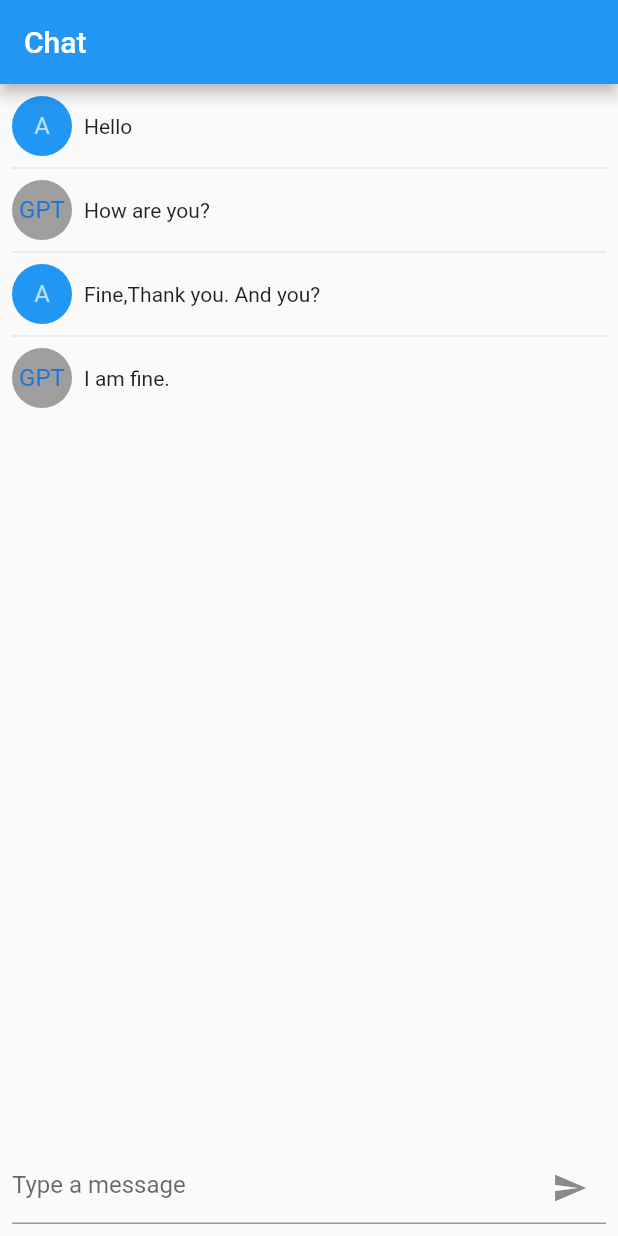
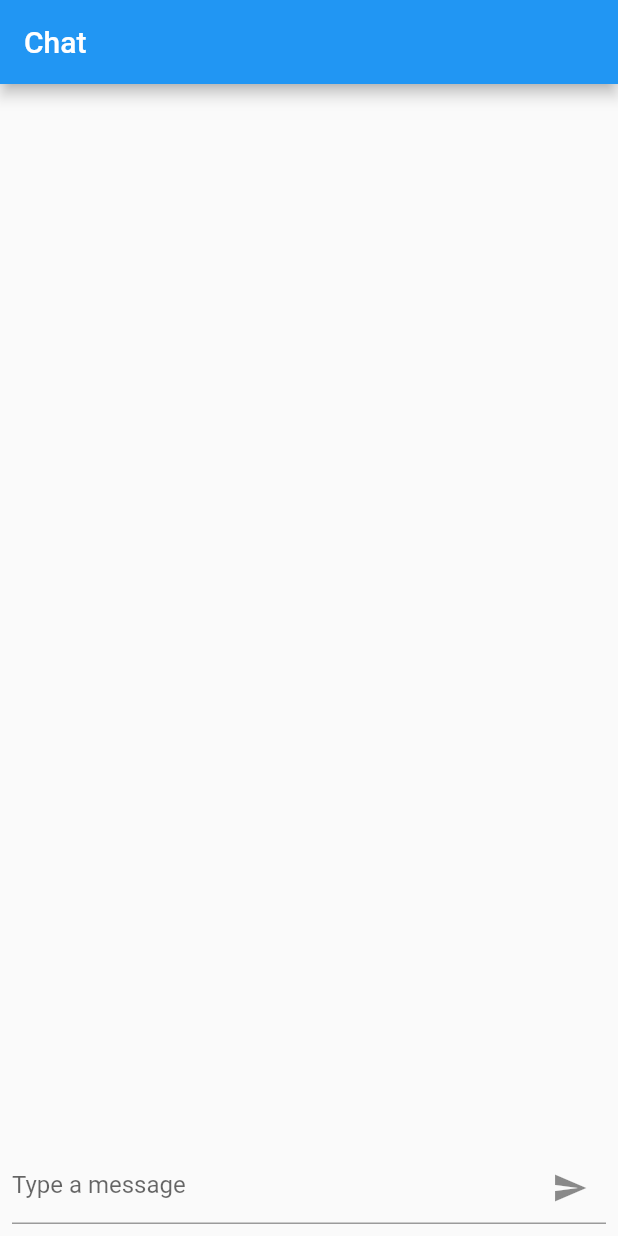
Before and after one commit to lemoye622/chatgpt, a Flutter app: the screen it shows after launch, on a phone screen of 412 x 824 dp. Run offline on Flutter 3.47's test engine with Material 2 defaults, Android fonts, the phone set to English and light mode, and no system bars; our stand-ins replace hooks_riverpod; missing offline and left inert: dart:js.

Commit message:
feat: 使用 Riverpod 状态管理聊天消息

```diff
--- /dev/null
+++ b/lib/states/message_state.dart
@@ -0,0 +1,21 @@
+import '../models/message.dart';
+import 'package:hooks_riverpod/hooks_riverpod.dart';
+
+
+// StateNotifierProvider 是 Riverpod 里面提供的支持更复杂对象的 Provider 类型
+// 为了使用 StateNotifierProvider，我需要构造一个StateNotifier对象
+class MessageList extends StateNotifier<List<Message>> {
+  MessageList() : super([]); // 构造函数调用，初始化状态为一个空列表
+
+  // 更新当前状态
+  void addMessage(Message message) {
+    state = [...state, message];
+  }
+}
+
+
+// 定义 messageProvider，方便在 UI 层读取到我们的状态
+// 状态共享函数(ref)=> ....。该函数提供了一个ref变量，通过这个变量我们可以读取其他 provider 的状态。
+final messageProvider = StateNotifierProvider<MessageList, List<Message>>(
+  (ref) => MessageList(),
+);
--- a/lib/widgets/chat_screen.dart
+++ b/lib/widgets/chat_screen.dart
@@ -1,24 +1,19 @@
 import 'dart:js';
 import 'package:chatgpt/models/message.dart';
+import 'package:chatgpt/states/message_state.dart';
 import 'package:flutter/material.dart';
+import 'package:hooks_riverpod/hooks_riverpod.dart';
 
-class ChatScreen extends StatelessWidget {
-  ChatScreen({super.key});
-
-  final List<Message> messages = [
-    Message(content: "Hello", isUser: true, timestamp: DateTime.now()),
-    Message(content: "How are you?", isUser: false, timestamp: DateTime.now()),
-    Message(
-        content: "Fine,Thank you. And you?",
-        isUser: true,
-        timestamp: DateTime.now()),
-    Message(content: "I am fine.", isUser: false, timestamp: DateTime.now()),
-  ];
+// 如果想要获取 provider 状态，我们需要一个ref，这就需要我们在需要使用状态的地方用 HookConsumerWidget 包裹
+// 修改 ChatScreen ，使其继承自HookConsumerWidge
+// build 函数需要多加一个入参 WidgetRef ref
+class ChatScreen extends HookConsumerWidget {
 
   final _textController = TextEditingController();
 
   @override
-  Widget build(BuildContext buildContext) {
+  Widget build(BuildContext context, WidgetRef ref) {
+    final messages = ref.watch(messageProvider); // 获取数据
     return Scaffold(
       appBar: AppBar(
         title: const Text('Chat'),
@@ -55,7 +50,7 @@ class ChatScreen extends StatelessWidget {
                   onPressed: () {
                     // 处理发送事件
                     if (_textController.text.isNotEmpty) {
-                      _sendMessage(_textController.text);
+                      _sendMessage(ref, _textController.text);
                     }
                   },
                   icon: const Icon(Icons.send),
@@ -68,9 +63,11 @@ class ChatScreen extends StatelessWidget {
     );
   }
 
-  _sendMessage(String content) {
+  _sendMessage(WidgetRef ref, String content) {
     final message = Message(content: content, isUser: true, timestamp: DateTime.now());
-    messages.add(message);
+    // ref.read 来获取 provider 的引用，它不是响应式
+    // 不要在build方法中使用 ref.read
+    ref.read(messageProvider.notifier).addMessage(message); // 添加消息
     _textController.clear();
   }
 }
```
Also changed, not shown: lib/main.dart (+8 -1 lines).
